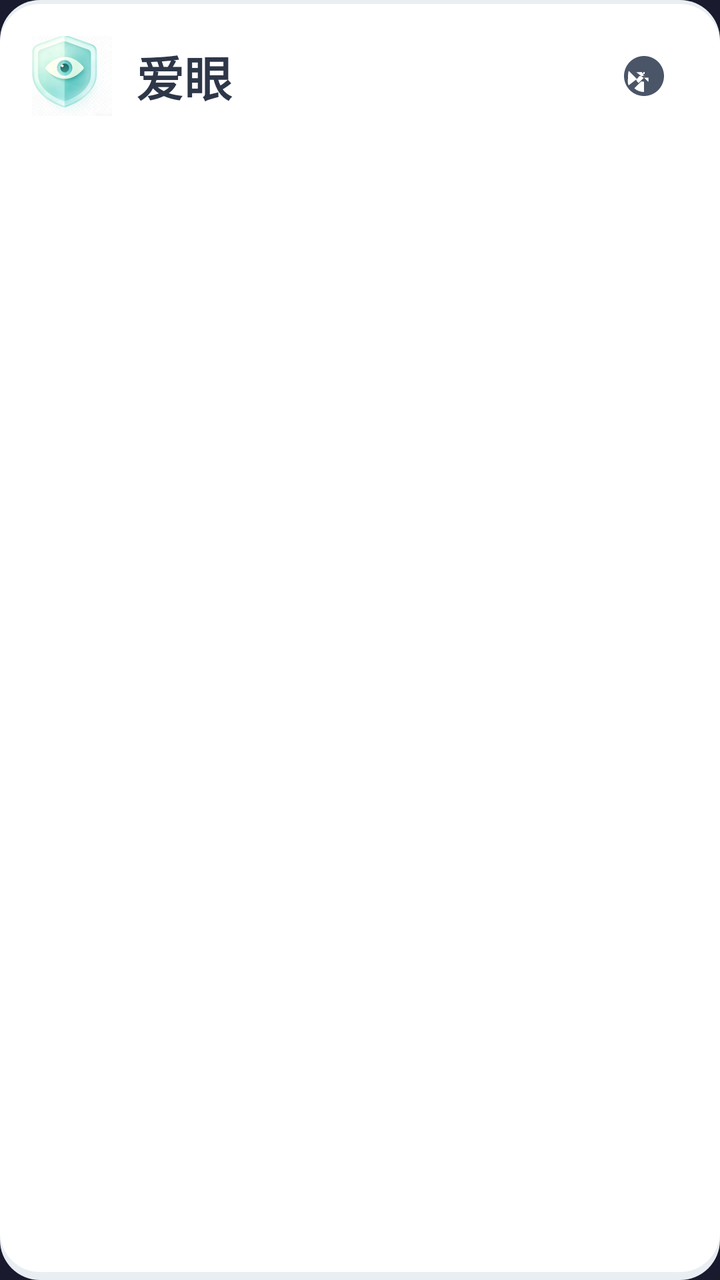
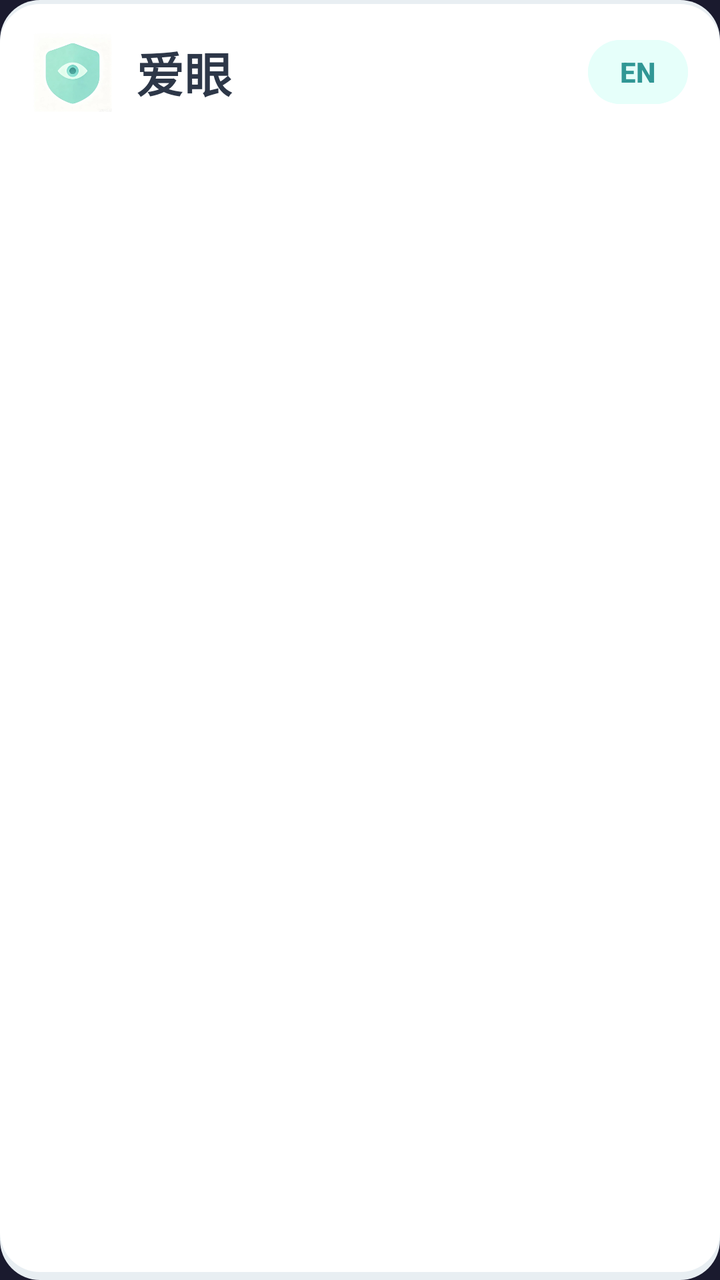

Compare the two renders of this Android layout. The source of the first and the diff that turns it into the second are given below.
<!-- AndroidManifest.xml: application theme Theme.FaceDistanceMonitor -->
<!-- res/layout/card_header.xml -->
<?xml version="1.0" encoding="utf-8"?>
<FrameLayout xmlns:android="http://schemas.android.com/apk/res/android"
    android:layout_width="match_parent"
    android:layout_height="wrap_content"
    android:layout_marginHorizontal="16dp"
    android:layout_marginTop="16dp"
    android:background="@drawable/card_elevation">

    <LinearLayout
        android:layout_width="match_parent"
        android:layout_height="wrap_content"
        android:orientation="horizontal"
        android:padding="16dp"
        android:gravity="center_vertical">

        
        <ImageView
            android:id="@+id/iv_app_icon"
            android:layout_width="40dp"
            android:layout_height="40dp"
            android:src="@drawable/ic_logo"
            android:scaleType="fitCenter"
            android:layout_marginEnd="12dp"
            android:contentDescription="@string/app_name" />

        
        <TextView
            android:id="@+id/tv_app_title"
            android:layout_width="0dp"
            android:layout_height="wrap_content"
            android:layout_weight="1"
            android:text="@string/app_name"
            android:textSize="24sp"
            android:textStyle="bold"
            android:textColor="#2D3748" />

        
        <ImageButton
            android:id="@+id/btn_language"
            android:layout_width="44dp"
            android:layout_height="44dp"
            android:src="@drawable/ic_lang_zh"
            android:background="?attr/selectableItemBackgroundBorderless"
            android:contentDescription="@string/label_language"
            android:padding="8dp" />

    </LinearLayout>

</FrameLayout>
<!-- resources referenced by this layout -->
<resources>
  <!-- drawable card_elevation (drawable) -->
  <?xml version="1.0" encoding="utf-8"?>
  <layer-list xmlns:android="http://schemas.android.com/apk/res/android">
      <item>
          <shape android:shape="rectangle">
              <solid android:color="#E8EEF2" />
              <corners android:radius="20dp" />
          </shape>
      </item>
      <item android:left="0dp" android:top="2dp" android:right="0dp" android:bottom="4dp">
          <shape android:shape="rectangle">
              <solid android:color="#FFFFFF" />
              <corners android:radius="20dp" />
          </shape>
      </item>
  </layer-list>
  <!-- drawable ic_lang_zh (drawable) -->
  <?xml version="1.0" encoding="utf-8"?>
  <vector xmlns:android="http://schemas.android.com/apk/res/android"
      android:width="24dp"
      android:height="24dp"
      android:viewportWidth="24"
      android:viewportHeight="24">
      <path
          android:fillColor="#4A5568"
          android:pathData="M12,2C6.48,2 2,6.48 2,12s4.48,10 10,10 10,-4.48 10,-10S17.52,2 12,2zM4,12c0,-0.91 0.12,-1.79 0.34,-2.64l4.12,4.12L4.34,16.66C3.68,15.48 4,14.27 4,12zM12,20c-1.87,0 -3.53,-0.69 -4.84,-1.83l3.5,-3.5c0.51,0.13 1.04,0.2 1.62,0.2h2v-2h-2c-0.23,0 -0.46,-0.02 -0.68,-0.07L8.1,10.06C8.37,9.42 8.79,8.88 9.31,8.49L12,11.18V11h6v-2h-3.17l2.69,-2.69c0.52,0.39 0.94,0.93 1.21,1.57L14.36,11.93C14.14,11.88 13.91,11.86 13.68,11.86h-2v-2h2c0.23,0 0.46,0.02 0.68,0.07L15.9,13.94c-0.27,0.64 -0.69,1.18 -1.21,1.57L12,12.82l-2.69,2.69c-0.52,-0.39 -0.94,-0.93 -1.21,-1.57L9.64,12.07c0.22,-0.05 0.45,-0.07 0.68,-0.07h2v-2h-2c-0.23,0 -0.46,0.02 -0.68,0.07L8.1,10.06C8.37,9.42 8.79,8.88 9.31,8.49L12,11.18V11h6v-2h-3.17l2.69,-2.69c0.52,0.39 0.94,0.93 1.21,1.57L14.36,11.93C14.14,11.88 13.91,11.86 13.68,11.86h-2v-2h2c0.23,0 0.46,0.02 0.68,0.07L15.9,13.94c-0.27,0.64 -0.69,1.18 -1.21,1.57L12,12.82z"/>
  </vector>
  <!-- drawable ic_logo: png bitmap (drawable, 22740 bytes) -->
  <string name="app_name">爱眼</string>
  <string name="label_language">语言</string>
  <style name="Theme.FaceDistanceMonitor" parent="Theme.Material3.DayNight.NoActionBar">
          <item name="colorPrimary">@color/accent_blue</item>
          <item name="colorPrimaryVariant">@color/dark_red</item>
          <item name="colorOnPrimary">@color/white</item>
          <item name="android:statusBarColor">@color/bg_dark</item>
          <item name="android:windowBackground">@color/bg_dark</item>
      </style>
  <color name="accent_blue">#FF00B4D8</color>
  <color name="dark_red">#FF8B0000</color>
  <color name="white">#FFFFFFFF</color>
  <color name="bg_dark">#FF1A1A2E</color>
</resources>

<!-- the commit's change to res/layout/card_header.xml (unified diff, before → after) -->
@@ -35,14 +35,17 @@
             android:textColor="#2D3748" />
 
         
-        <ImageButton
+        <Button
             android:id="@+id/btn_language"
-            android:layout_width="44dp"
-            android:layout_height="44dp"
-            android:src="@drawable/ic_lang_zh"
-            android:background="?attr/selectableItemBackgroundBorderless"
-            android:contentDescription="@string/label_language"
-            android:padding="8dp" />
+            android:layout_width="wrap_content"
+            android:layout_height="40dp"
+            android:minWidth="50dp"
+            android:text="EN"
+            android:textSize="14sp"
+            android:textStyle="bold"
+            android:textColor="#319795"
+            android:backgroundTint="#E6FFFA"
+            android:paddingHorizontal="12dp" />
 
     </LinearLayout>
 
<!-- resource entries referenced after the edit -->
@@ -16,20 +16,8 @@
           </shape>
       </item>
   </layer-list>
-  <!-- drawable ic_lang_zh (drawable) -->
-  <?xml version="1.0" encoding="utf-8"?>
-  <vector xmlns:android="http://schemas.android.com/apk/res/android"
-      android:width="24dp"
-      android:height="24dp"
-      android:viewportWidth="24"
-      android:viewportHeight="24">
-      <path
-          android:fillColor="#4A5568"
-          android:pathData="M12,2C6.48,2 2,6.48 2,12s4.48,10 10,10 10,-4.48 10,-10S17.52,2 12,2zM4,12c0,-0.91 0.12,-1.79 0.34,-2.64l4.12,4.12L4.34,16.66C3.68,15.48 4,14.27 4,12zM12,20c-1.87,0 -3.53,-0.69 -4.84,-1.83l3.5,-3.5c0.51,0.13 1.04,0.2 1.62,0.2h2v-2h-2c-0.23,0 -0.46,-0.02 -0.68,-0.07L8.1,10.06C8.37,9.42 8.79,8.88 9.31,8.49L12,11.18V11h6v-2h-3.17l2.69,-2.69c0.52,0.39 0.94,0.93 1.21,1.57L14.36,11.93C14.14,11.88 13.91,11.86 13.68,11.86h-2v-2h2c0.23,0 0.46,0.02 0.68,0.07L15.9,13.94c-0.27,0.64 -0.69,1.18 -1.21,1.57L12,12.82l-2.69,2.69c-0.52,-0.39 -0.94,-0.93 -1.21,-1.57L9.64,12.07c0.22,-0.05 0.45,-0.07 0.68,-0.07h2v-2h-2c-0.23,0 -0.46,0.02 -0.68,0.07L8.1,10.06C8.37,9.42 8.79,8.88 9.31,8.49L12,11.18V11h6v-2h-3.17l2.69,-2.69c0.52,0.39 0.94,0.93 1.21,1.57L14.36,11.93C14.14,11.88 13.91,11.86 13.68,11.86h-2v-2h2c0.23,0 0.46,0.02 0.68,0.07L15.9,13.94c-0.27,0.64 -0.69,1.18 -1.21,1.57L12,12.82z"/>
-  </vector>
-  <!-- drawable ic_logo: png bitmap (drawable, 22740 bytes) -->
+  <!-- drawable ic_logo: png bitmap (drawable, 31006 bytes) -->
   <string name="app_name">爱眼</string>
-  <string name="label_language">语言</string>
   <style name="Theme.FaceDistanceMonitor" parent="Theme.Material3.DayNight.NoActionBar">
           <item name="colorPrimary">@color/accent_blue</item>
           <item name="colorPrimaryVariant">@color/dark_red</item>
